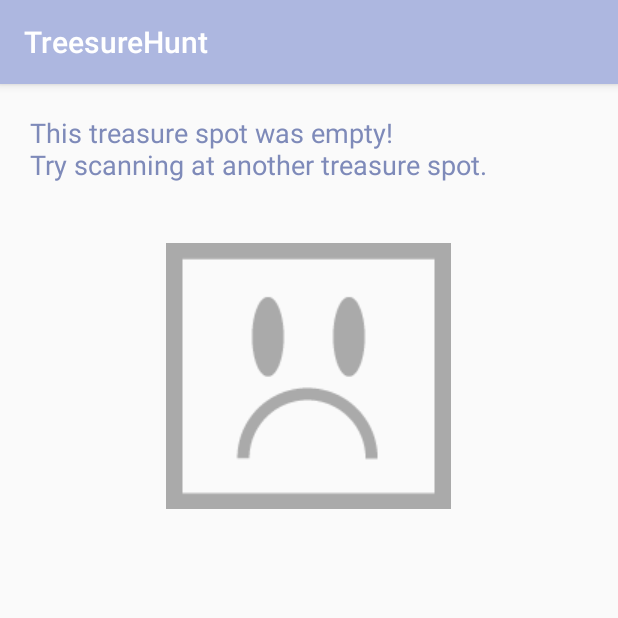
After one commit to lstenstadvold/Pfi3_Group1_FinalProject_Version2, an Android app: the fragment EmptyFragment shown on its own in the app's theme, on a phone screen of 412 x 824 dp, the top half of it. The commit adds this screen. Run offline under Robolectric (Android 15) with nearby library versions, the phone set to English and light mode, and no system bars.

Commit message:
Created EmptyFragment, a DialogFragement that shows when the treasure spot is empty (has a 0).

```diff
--- /dev/null
+++ b/app/src/main/java/idk14/pfi3_finalproject_group1/EmptyFragment.java
@@ -0,0 +1,38 @@
+package idk14.pfi3_finalproject_group1;
+
+
+import android.app.DialogFragment;
+import android.os.Bundle;
+import android.app.Fragment;
+import android.view.LayoutInflater;
+import android.view.View;
+import android.view.ViewGroup;
+
+
+/**
+ * A simple {@link Fragment} subclass.
+ */
+public class EmptyFragment extends DialogFragment implements View.OnClickListener {
+
+
+    public EmptyFragment() {
+        // Required empty public constructor
+    }
+
+
+    @Override
+    public View onCreateView(LayoutInflater inflater, ViewGroup container,
+                             Bundle savedInstanceState) {
+        // Inflate the layout for this fragment
+        View v = inflater.inflate(R.layout.fragment_empty, container, false);
+
+        v.setOnClickListener(this);
+
+        return v;
+    }
+
+    @Override
+    public void onClick(View v) {
+        EmptyFragment.this.dismiss();
+    }
+}
--- /dev/null
+++ b/app/src/main/res/layout/fragment_empty.xml
@@ -0,0 +1,24 @@
+<LinearLayout xmlns:android="http://schemas.android.com/apk/res/android"
+    xmlns:tools="http://schemas.android.com/tools" android:layout_width="match_parent"
+    android:layout_height="match_parent"
+    tools:context="idk14.pfi3_finalproject_group1.EmptyFragment"
+    android:orientation="vertical">
+
+    <TextView
+        android:layout_width="wrap_content"
+        android:layout_height="wrap_content"
+        android:padding="20dp"
+        android:text="@string/empty_message"
+        android:id="@+id/textViewEmpty"
+        android:textColor="#ff7e8ab9"
+        android:textSize="18sp"/>
+
+    <ImageView
+        android:layout_width="wrap_content"
+        android:layout_height="wrap_content"
+        android:padding="20dp"
+        android:id="@+id/imageViewSad"
+        android:layout_gravity="center_horizontal"
+        android:src="@drawable/sadface" />
+
+</LinearLayout>
--- a/app/src/main/res/layout/fragment_start.xml
+++ b/app/src/main/res/layout/fragment_start.xml
@@ -51,4 +51,5 @@
         android:shadowRadius="5"
         />
 
+
 </LinearLayout>
--- a/app/src/main/res/values/strings.xml
+++ b/app/src/main/res/values/strings.xml
@@ -17,6 +17,7 @@
     <string name="scan_description">Scan the found QR-code to access the treasure item. \n \n Bring back the treasure item to the garden to receive your reward.</string>
     <string name="ActivCodes">Next</string>
     <string name="End">Let´s Play!</string>
+    <string name="empty_message">This treasure spot was empty! \nTry scanning at another treasure spot.</string>
 
 
 
```
Also changed, not shown: app/src/main/java/idk14/pfi3_finalproject_group1/StartFragment.java (+12 -3 lines), app/src/main/java/idk14/pfi3_finalproject_group1/Treasure.java (deleted, +0 -24 lines).
